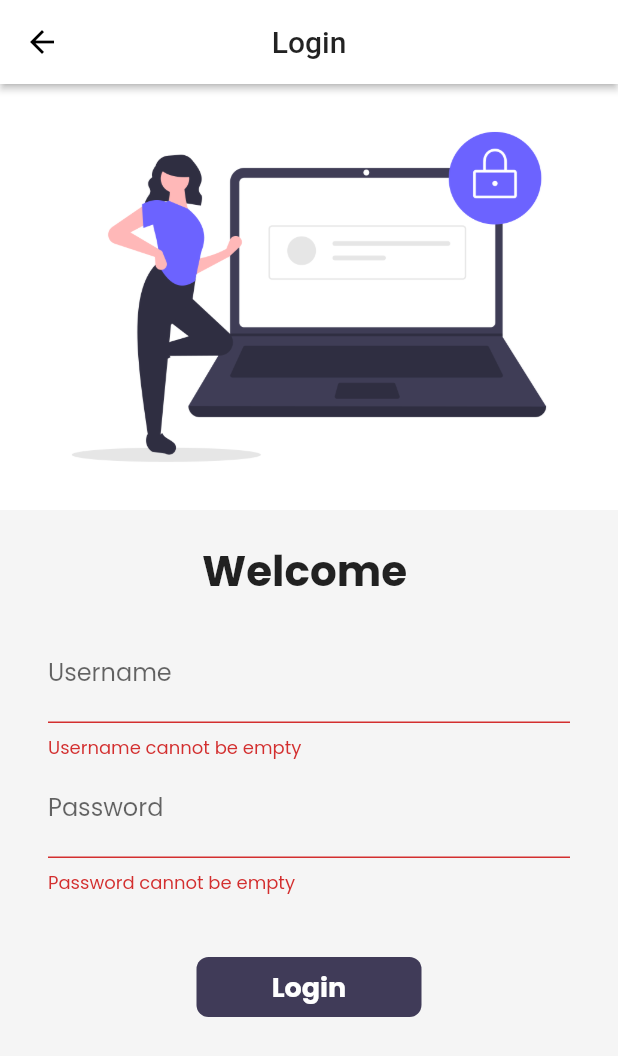
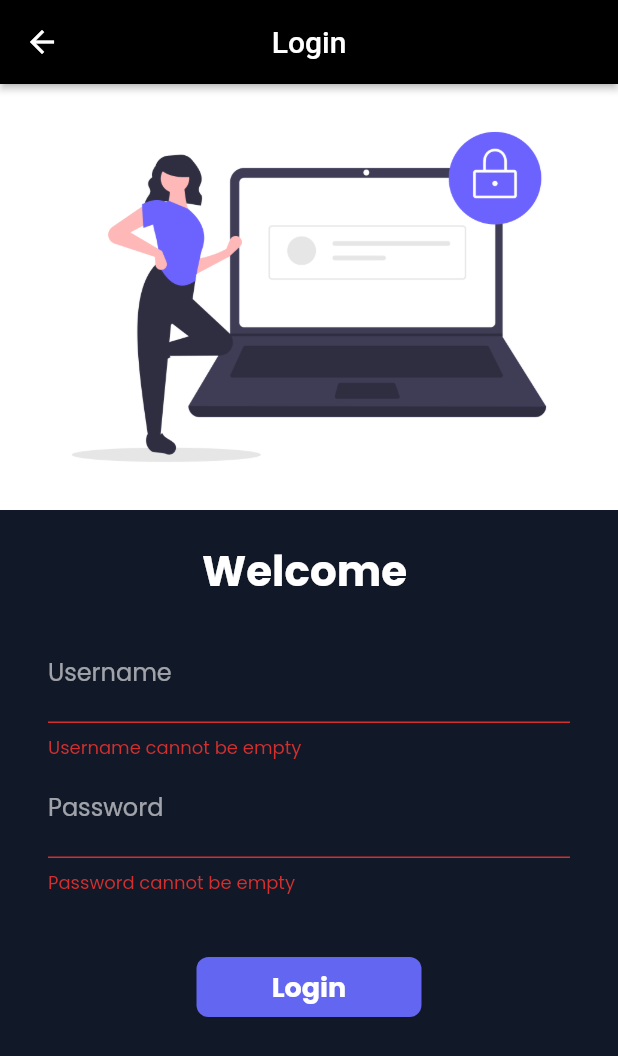
Before and after one commit to rabindra-dahal/Flutter-learning-catalog-app, a Flutter app: the screen it shows after launch, after a tap on "Login", on a phone screen of 412 x 824 dp. Shown: the top 1056 px of the screen. Run offline on Flutter 3.47's test engine with Material 2 defaults, Android fonts, the phone set to English and light mode, and no system bars; our stand-ins replace google_fonts, velocity_x; network calls fail.

```diff
--- a/lib/main.dart
+++ b/lib/main.dart
@@ -17,7 +17,7 @@ class MyApp extends StatelessWidget {
     return MaterialApp(
       // home:HomePage(),
       themeMode: ThemeMode.system,
-      theme: MyTheme.lightTheme(context),
+      theme: MyTheme.darkTheme(context),
       darkTheme: MyTheme.darkTheme(context),
       debugShowCheckedModeBanner: false,
       initialRoute: MyRoutes.loginRoute,
--- a/lib/models/catalog.dart
+++ b/lib/models/catalog.dart
@@ -1,5 +1,9 @@
 class CatalogModel{
   static List<Item> items= [];
+  //get item by id
+static Item getById(int id) => items.firstWhere((element) => element.id == id , orElse: null);
+//get item by position
+static Item getByPosition(int pos) => items[pos];
 }
 class Item {
   final int id;
--- a/lib/pages/cart_page.dart
+++ b/lib/pages/cart_page.dart
@@ -11,8 +11,9 @@ class CartPage extends StatelessWidget {
       appBar: AppBar(
         backgroundColor: Colors.transparent,
         title: "Cart".text.make(),
+        centerTitle: true,
       ),
-      backgroundColor: MyTheme.creamColor,
+      backgroundColor: context.theme.canvasColor,
     );
   }
 }
--- a/lib/pages/login_page.dart
+++ b/lib/pages/login_page.dart
@@ -36,12 +36,12 @@ class _LoginPageState extends State<LoginPage> {
         title: Text("Login"),
         centerTitle: true,
         elevation: 2.0,
-        leading: IconButton(
-          icon: Icon(Icons.arrow_back),
-          onPressed: ()=>{
-            Navigator.pop(context,false)
-          },
-        ),
+        // leading: IconButton(
+        //   icon: Icon(Icons.arrow_back),
+        //   onPressed: ()=>{
+        //     Navigator.pop(context,false)
+        //   },
+        // ),
       ),
         body: Material(
           color: context.theme.canvasColor,
--- a/lib/widgets/home_widgets/catalog_list.dart
+++ b/lib/widgets/home_widgets/catalog_list.dart
@@ -12,7 +12,7 @@ class CatalogList extends StatelessWidget {
       shrinkWrap: true,
       itemCount: CatalogModel.items.length,
       itemBuilder: (context,index){
-        final catalog = CatalogModel.items[index];
+        final catalog = CatalogModel.getByPosition(index);
         return InkWell(
             child: CatalogItem(catalog: catalog),
             onTap: () => Navigator.push(
--- a/lib/widgets/themes.dart
+++ b/lib/widgets/themes.dart
@@ -29,7 +29,9 @@ class MyTheme{
           color: Colors.black,
           elevation: 0.0,
           iconTheme: IconThemeData(color: Colors.white),
-          textTheme: Theme.of(context).textTheme
+          textTheme: Theme.of(context).textTheme.copyWith(
+            headline6: context.textTheme.headline6!.copyWith(color: Colors.white),
+          ),
       )
   );
   static Color creamColor = Color(0xfff5f5f5);
```
